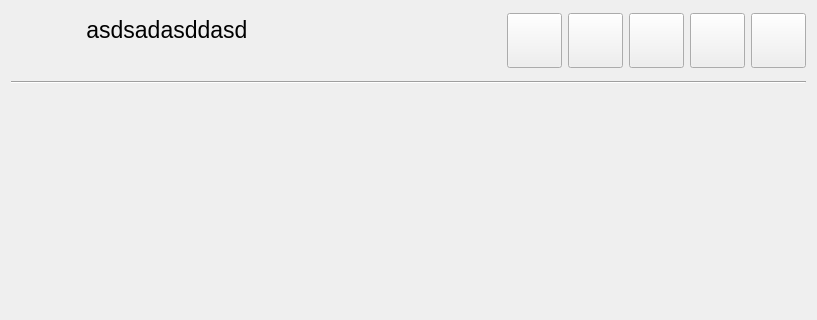
ikolomiko/ikooskar-qt, file src/UI/MainPage/mainpage.ui: the form before one commit; both pictures show x 0 to 817 and y 0 to 320 of the 817 by 484 pixel window.
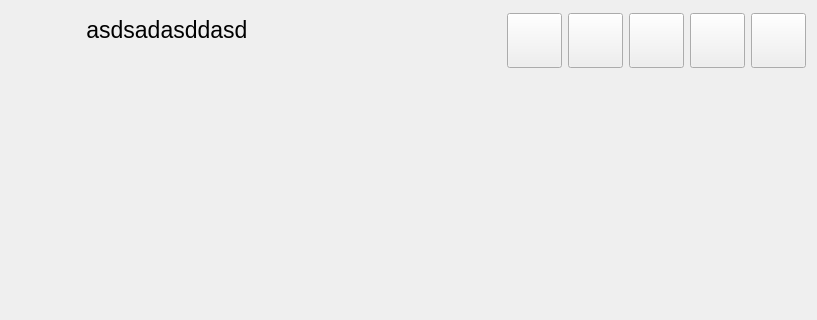
The form after the commit. Icons and pictures are not drawn.

Commit message: Remove separator line and decrease margin from mainpage

Diff of the .ui file:
```diff
--- a/src/UI/MainPage/mainpage.ui
+++ b/src/UI/MainPage/mainpage.ui
@@ -465,13 +465,6 @@
       </layout>
      </widget>
     </item>
-    <item>
-     <widget class="Line" name="line">
-      <property name="orientation">
-       <enum>Qt::Horizontal</enum>
-      </property>
-     </widget>
-    </item>
     <item>
      <widget class="QFrame" name="frameContent">
       <property name="frameShape">
@@ -488,7 +481,7 @@
         <number>0</number>
        </property>
        <property name="topMargin">
-        <number>8</number>
+        <number>4</number>
        </property>
        <property name="rightMargin">
         <number>0</number>
```
